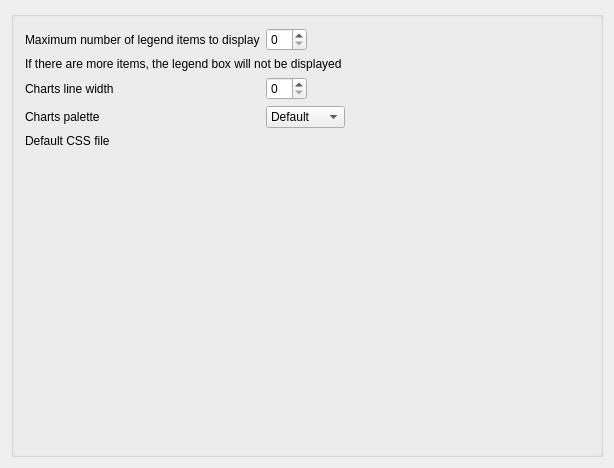
The window that kmymoney/dialogs/settings/ksettingsreportsdecl.ui (KDE/kmymoney) describes before a commit, drawn with Qt 5.
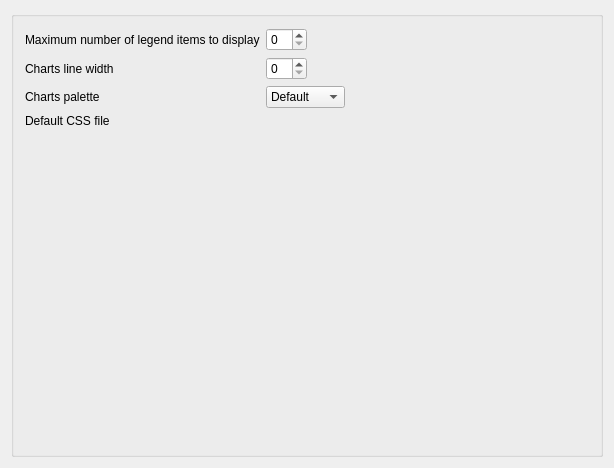
The same window after the commit. Custom widgets are drawn as their Qt base class.

Commit message: BUG: 265728 Sorry for the multiple changes (again) astyle keeps getting in my way: 1. Whitespace changes - astyle's fault 2. Removal of takeAxis-deleteAxis - if it's not needed by bar charts it shouldn't be needed by line charts (the chart will delete the axis) 3. The actual bugfix - this is a longer story see bellow

Diff of the .ui file:
```diff
--- a/kmymoney/dialogs/settings/ksettingsreportsdecl.ui
+++ b/kmymoney/dialogs/settings/ksettingsreportsdecl.ui
@@ -51,24 +51,14 @@
         </item>
        </layout>
       </item>
-      <item row="1" column="0" colspan="2">
-       <widget class="QLabel" name="label_2">
-        <property name="text">
-         <string>If there are more items, the legend box will not be displayed</string>
-        </property>
-        <property name="textFormat">
-         <enum>Qt::RichText</enum>
-        </property>
-       </widget>
-      </item>
-      <item row="2" column="0">
+      <item row="1" column="0">
        <widget class="QLabel" name="label_3">
         <property name="text">
          <string>Charts line width</string>
         </property>
        </widget>
       </item>
-      <item row="2" column="1">
+      <item row="1" column="1">
        <layout class="QHBoxLayout" name="horizontalLayout_7">
         <item>
          <widget class="KIntSpinBox" name="kcfg_LineWidth">
@@ -92,14 +82,14 @@
         </item>
        </layout>
       </item>
-      <item row="3" column="0">
+      <item row="2" column="0">
        <widget class="QLabel" name="label">
         <property name="text">
          <string>Charts palette</string>
         </property>
        </widget>
       </item>
-      <item row="3" column="1">
+      <item row="2" column="1">
        <layout class="QHBoxLayout" name="horizontalLayout">
         <item>
          <widget class="QComboBox" name="kcfg_ChartsPalette">
@@ -138,14 +128,14 @@
         </item>
        </layout>
       </item>
-      <item row="4" column="0">
+      <item row="3" column="0">
        <widget class="QLabel" name="label_4">
         <property name="text">
          <string>Default CSS file</string>
         </property>
        </widget>
       </item>
-      <item row="4" column="1">
+      <item row="3" column="1">
        <widget class="KUrlRequester" name="kcfg_CssFileDefault">
         <property name="toolTip">
          <string>default style sheet</string>
@@ -159,7 +149,7 @@
         </property>
        </widget>
       </item>
-      <item row="5" column="1">
+      <item row="4" column="1">
        <spacer name="verticalSpacer">
         <property name="orientation">
          <enum>Qt::Vertical</enum>
```
The commit also changes 1 other file.
